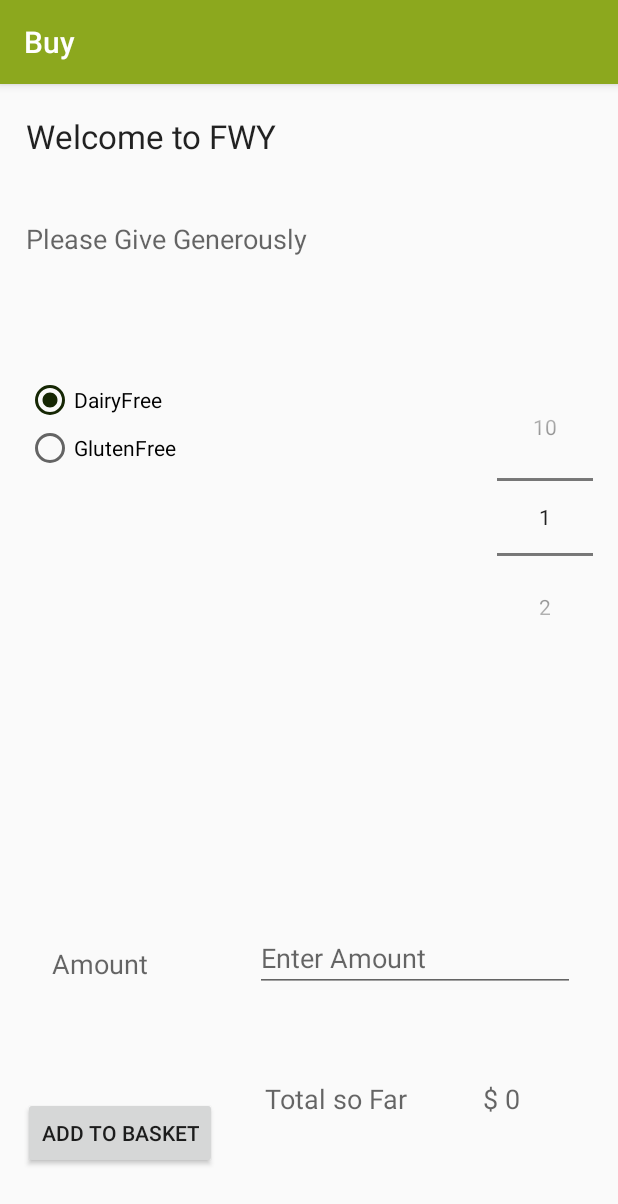
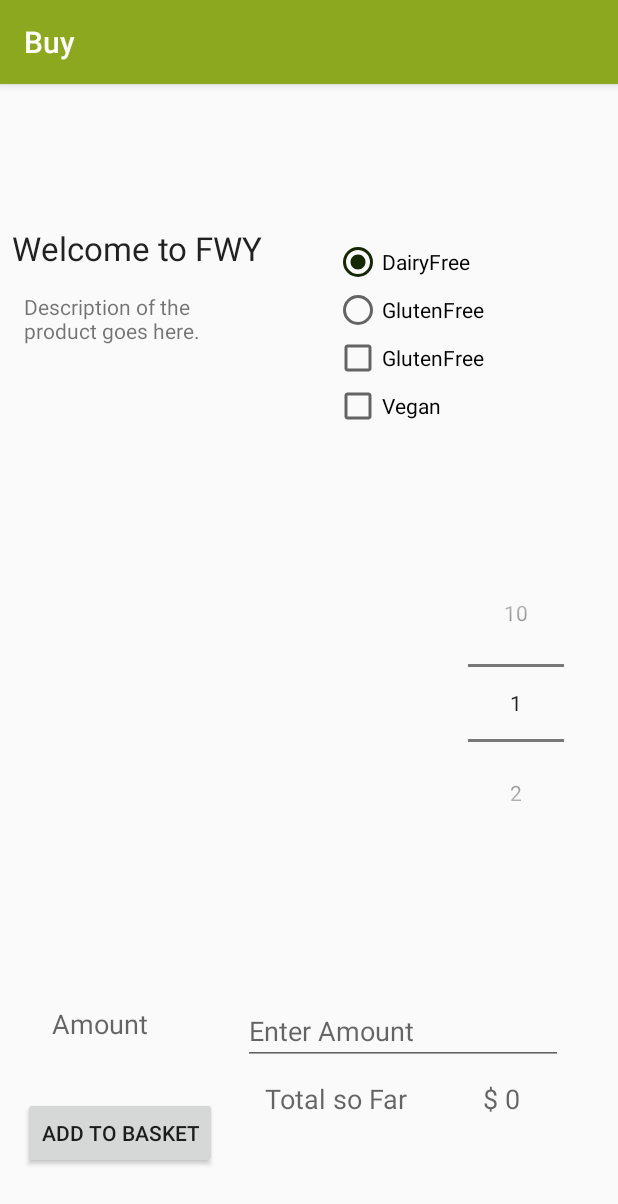
Before and after one commit to kellybertels/FoodYourWay, an Android app: the fragment FoodFragment shown on its own in the app's theme, on a phone screen of 412 x 824 dp. Shown: the top 1204 px of the screen. Run offline under Robolectric (Android 15) with nearby library versions, the phone set to English and light mode, and no system bars; our stand-ins replace Firebase (no records; nobody signed in at launch, a user with empty details on screens opened directly), Picasso; libraries missing offline, so code that uses them is left out: jp.wasabeef.picasso; pictures from the network do not load.

Commit message:
improved edit, output user message, in basket.

```diff
--- a/app/src/main/java/ie/wit_student/fragments/FoodFragment.kt
+++ b/app/src/main/java/ie/wit_student/fragments/FoodFragment.kt
@@ -19,7 +19,6 @@ import kotlinx.android.synthetic.main.fragment_list.*
 import kotlinx.android.synthetic.main.fragment_list.view.*
 import org.jetbrains.anko.AnkoLogger
 import org.jetbrains.anko.info
-import org.jetbrains.anko.toast
 import java.lang.String.format
 import java.util.HashMap
 
@@ -72,7 +71,9 @@ class FoodFragment : Fragment(), AnkoLogger {
 
 
 
-                val alergens = if(layout.alergensGroup.checkedRadioButtonId == R.id.GlutenFree) "Glutenfree" else "DairyFree"
+                val alergens =
+                       if(layout.alergensGroup.checkedRadioButtonId == R.id.GlutenFree2) "GlutenFree"
+                else "DairyFree"
 
                 writeNewOrder(FoodModel(paymenttype = alergens, amount = amount,
                                                profilepic = app.userImage.toString(),
--- a/app/src/main/java/ie/wit_student/models/FoodModel.kt
+++ b/app/src/main/java/ie/wit_student/models/FoodModel.kt
@@ -3,6 +3,7 @@ package ie.wit_student.models
 import android.os.Parcelable
 import com.google.firebase.database.Exclude
 import com.google.firebase.database.IgnoreExtraProperties
+import ie.wit_student.fragments.app
 import kotlinx.android.parcel.Parcelize
 
 @IgnoreExtraProperties
@@ -12,6 +13,7 @@ data class FoodModel(
     var paymenttype: String = "N/A",
     var amount: Int = 0,
     var message: String = "a message",
+
     var upvotes: Int = 0,
     var profilepic: String = "",
     var email: String? = "joe@bloggs.com")
@@ -21,9 +23,10 @@ data class FoodModel(
     fun toMap(): Map<String, Any?> {
         return mapOf(
             "uid" to uid,
-            "paymenttype" to paymenttype,
+            "alergens" to paymenttype,
             "amount" to amount,
             "message" to message,
+
             "upvotes" to upvotes,
             "profilepic" to profilepic,
             "email" to email
--- a/app/src/main/res/layout/fragment_basket.xml
+++ b/app/src/main/res/layout/fragment_basket.xml
@@ -24,7 +24,7 @@
             android:id="@+id/recyclerView"
             android:layout_width="399dp"
             android:layout_height="800dp"
-            android:layout_marginTop="116dp"
+            android:layout_marginTop="5dp"
             app:layout_constraintBottom_toBottomOf="parent"
             app:layout_constraintEnd_toEndOf="parent"
             app:layout_constraintStart_toStartOf="parent"
--- a/app/src/main/res/layout/fragment_edit.xml
+++ b/app/src/main/res/layout/fragment_edit.xml
@@ -13,7 +13,7 @@
         android:layout_height="wrap_content"
         android:layout_marginTop="28dp"
         android:layout_marginRight="5dp"
-        android:text="Message :"
+        android:text="Product Description :"
         android:textAlignment="viewEnd"
         android:textColor="@color/common_google_signin_btn_text_dark_focused"
         android:textSize="24sp"
--- a/app/src/main/res/layout/fragment_list.xml
+++ b/app/src/main/res/layout/fragment_list.xml
@@ -11,41 +11,21 @@
         android:id="@+id/appTitle"
         android:layout_width="188dp"
         android:layout_height="30dp"
-        android:layout_alignParentEnd="true"
         android:layout_alignParentStart="true"
         android:layout_alignParentTop="true"
-        android:layout_marginBottom="8dp"
-        android:layout_marginEnd="8dp"
+        android:layout_alignParentEnd="true"
         android:layout_marginStart="8dp"
         android:layout_marginTop="8dp"
+        android:layout_marginEnd="8dp"
+        android:layout_marginBottom="8dp"
         android:text="@string/appTitle"
         android:textAppearance="?android:attr/textAppearanceLarge"
         app:layout_constraintBottom_toBottomOf="parent"
         app:layout_constraintEnd_toEndOf="parent"
-        app:layout_constraintHorizontal_bias="0.044"
+        app:layout_constraintHorizontal_bias="0.0"
         app:layout_constraintStart_toStartOf="parent"
         app:layout_constraintTop_toTopOf="parent"
-        app:layout_constraintVertical_bias="0.017" />
-
-    <TextView
-        android:id="@+id/appSubtitle"
-        android:layout_width="wrap_content"
-        android:layout_height="wrap_content"
-        android:layout_alignEnd="@+id/appTitle"
-        android:layout_alignParentStart="true"
-        android:layout_below="@+id/appTitle"
-        android:layout_marginBottom="8dp"
-        android:layout_marginEnd="8dp"
-        android:layout_marginStart="8dp"
-        android:layout_marginTop="8dp"
-        android:text="@string/appSubtitle"
-        android:textAppearance="?android:attr/textAppearanceMedium"
-        app:layout_constraintBottom_toBottomOf="parent"
-        app:layout_constraintEnd_toEndOf="parent"
-        app:layout_constraintHorizontal_bias="0.044"
-        app:layout_constraintStart_toStartOf="parent"
-        app:layout_constraintTop_toTopOf="parent"
-        app:layout_constraintVertical_bias="0.114" />
+        app:layout_constraintVertical_bias="0.12" />
 
     <Button
         android:id="@+id/addButton"
@@ -69,19 +49,19 @@
         android:id="@+id/alergensGroup"
         android:layout_width="181dp"
         android:layout_height="128dp"
+        android:layout_below="@+id/appTitle"
         android:layout_alignParentStart="true"
-        android:layout_below="@+id/appSubtitle"
-        android:layout_marginBottom="8dp"
-        android:layout_marginEnd="8dp"
         android:layout_marginStart="8dp"
         android:layout_marginTop="8dp"
+        android:layout_marginEnd="8dp"
+        android:layout_marginBottom="8dp"
         android:layout_toStartOf="@+id/amountPicker"
         app:layout_constraintBottom_toBottomOf="parent"
         app:layout_constraintEnd_toEndOf="parent"
-        app:layout_constraintHorizontal_bias="0.042"
+        app:layout_constraintHorizontal_bias="1.0"
         app:layout_constraintStart_toStartOf="parent"
         app:layout_constraintTop_toTopOf="@+id/appTitle"
-        app:layout_constraintVertical_bias="0.276">
+        app:layout_constraintVertical_bias="0.0">
 
         <RadioButton
             android:id="@+id/DairyFree"
@@ -91,40 +71,52 @@
             android:text="@string/dairyfree" />
 
         <RadioButton
-            android:id="@+id/GlutenFree"
+            android:id="@+id/GlutenFree2"
             android:layout_width="114dp"
             android:layout_height="wrap_content"
             android:checked="false"
             android:text="@string/glutenfree" />
+
+        <CheckBox
+            android:id="@+id/GlutenFree"
+            android:layout_width="match_parent"
+            android:layout_height="wrap_content"
+            android:text="@string/glutenfree" />
+
+        <CheckBox
+            android:id="@+id/Vegan"
+            android:layout_width="match_parent"
+            android:layout_height="wrap_content"
+            android:checked="false"
+            android:text="@string/vegan" />
     </RadioGroup>
+
 
     <NumberPicker
         android:id="@+id/amountPicker"
         style="@android:style/Widget.Material.NumberPicker"
         android:layout_width="wrap_content"
         android:layout_height="wrap_content"
-        android:layout_alignEnd="@+id/appSubtitle"
+        android:layout_alignEnd="@id/amount"
         android:layout_marginStart="8dp"
         android:layout_marginTop="8dp"
         android:layout_marginEnd="8dp"
         android:layout_marginBottom="8dp"
         app:layout_constraintBottom_toBottomOf="parent"
         app:layout_constraintEnd_toEndOf="parent"
-        app:layout_constraintHorizontal_bias="0.973"
+        app:layout_constraintHorizontal_bias="0.915"
         app:layout_constraintStart_toStartOf="parent"
         app:layout_constraintTop_toTopOf="parent"
-        app:layout_constraintVertical_bias="0.333" />
-
-
+        app:layout_constraintVertical_bias="0.55" />
 
     <TextView
         android:id="@+id/amount"
         android:layout_width="wrap_content"
         android:layout_height="wrap_content"
-        android:layout_marginBottom="8dp"
-        android:layout_marginEnd="8dp"
         android:layout_marginStart="8dp"
         android:layout_marginTop="8dp"
+        android:layout_marginEnd="8dp"
+        android:layout_marginBottom="8dp"
         android:text="@string/amount"
         android:textAppearance="@android:style/TextAppearance.Material.Medium"
         app:layout_constraintBottom_toBottomOf="parent"
@@ -132,7 +124,7 @@
         app:layout_constraintHorizontal_bias="0.081"
         app:layout_constraintStart_toStartOf="parent"
         app:layout_constraintTop_toTopOf="parent"
-        app:layout_constraintVertical_bias="0.778" />
+        app:layout_constraintVertical_bias="0.833" />
 
     <TextView
         android:id="@+id/total"
@@ -172,19 +164,34 @@
         android:id="@+id/paymentAmount"
         android:layout_width="wrap_content"
         android:layout_height="wrap_content"
-        android:layout_marginBottom="8dp"
-        android:layout_marginEnd="8dp"
         android:layout_marginStart="8dp"
         android:layout_marginTop="8dp"
+        android:layout_marginEnd="8dp"
+        android:layout_marginBottom="8dp"
+        android:autofillHints="Please Enter an Amount"
         android:ems="10"
+        android:hint="@string/enter_amount"
         android:inputType="number"
         app:layout_constraintBottom_toBottomOf="parent"
         app:layout_constraintEnd_toEndOf="parent"
-        app:layout_constraintHorizontal_bias="0.888"
+        app:layout_constraintHorizontal_bias="0.843"
         app:layout_constraintStart_toStartOf="parent"
         app:layout_constraintTop_toTopOf="parent"
-        app:layout_constraintVertical_bias="0.781"
-        android:autofillHints="Please Enter an Amount"
-        android:hint="@string/enter_amount"/>
+        app:layout_constraintVertical_bias="0.85" />
+
+    <TextView
+        android:id="@+id/itemDesc"
+        android:layout_width="137dp"
+        android:layout_height="70dp"
+        android:layout_marginStart="16dp"
+        android:layout_marginEnd="24dp"
+        android:layout_marginBottom="8dp"
+        android:text="@string/messageDesc"
+        app:layout_constraintBottom_toTopOf="@+id/amount"
+        app:layout_constraintEnd_toStartOf="@+id/alergensGroup"
+        app:layout_constraintHorizontal_bias="0.0"
+        app:layout_constraintStart_toStartOf="parent"
+        app:layout_constraintTop_toBottomOf="@+id/appTitle"
+        app:layout_constraintVertical_bias="0.034" />
 
 </androidx.constraintlayout.widget.ConstraintLayout>
--- a/app/src/main/res/values/strings.xml
+++ b/app/src/main/res/values/strings.xml
@@ -7,7 +7,9 @@
     <string name="addButton">Add to Basket</string>
     <string name="glutenfree">GlutenFree</string>
     <string name="dairyfree">DairyFree</string>
+    <string name="vegan">Vegan</string>
     <string name="amount">Amount</string>
+    <string name="messageDesc">Description of the product goes here.</string>
     <string name="total">Total so Far</string>
     <string name="totalSoFar">$ Total</string>
     <string name="basketTitle">Title</string>
--- a/gradle.properties
+++ b/gradle.properties
@@ -19,3 +19,6 @@ android.useAndroidX=true
 android.enableJetifier=true
 # Kotlin code style for this project: "official" or "obsolete":
 kotlin.code.style=official
+
+#enable the databiding
+android.databinding.enableV2=true
```
Also changed, not shown: app/build.gradle (+9 -0 lines), app/src/main/java/ie/wit_student/adapters/FAdapter.kt (+7 -0 lines), app/src/main/res/layout/card_product.xml (+21 -4 lines), app/src/main/res/layout/fragment_food_recipes.xml (+19 -13 lines), build.gradle (line endings or trailing spaces).
